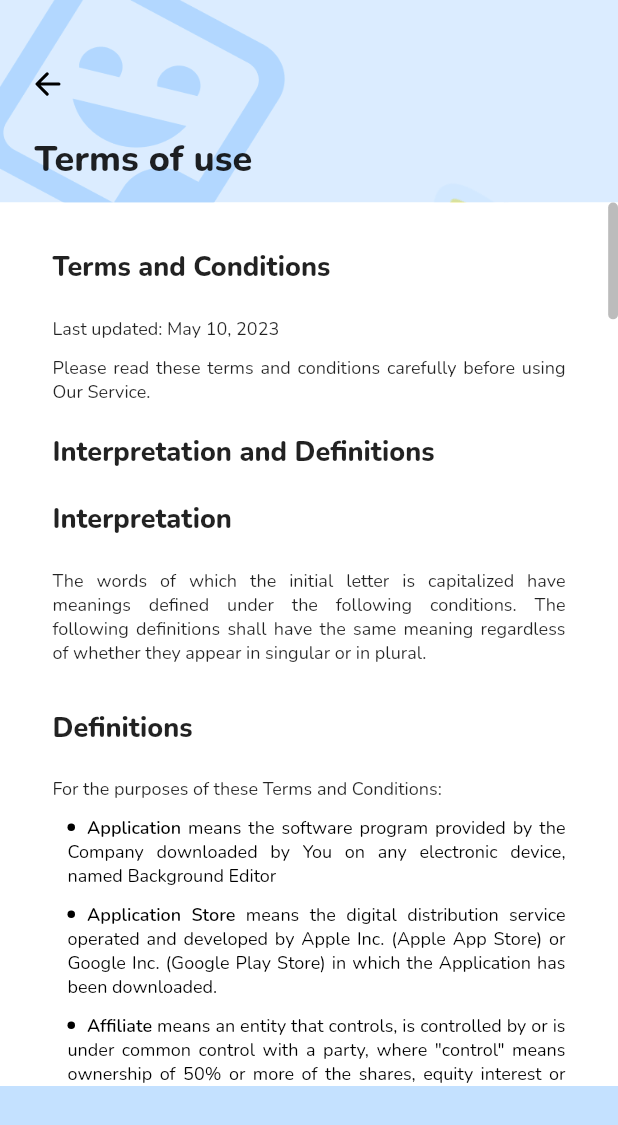
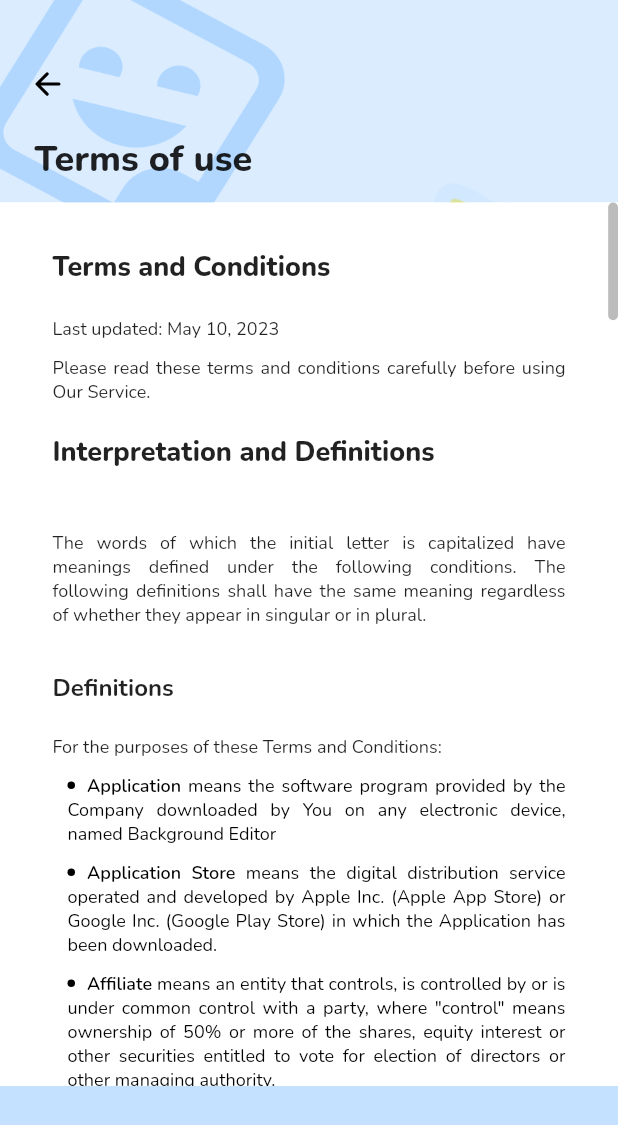
Before and after one commit to thaibach/sticker-maker, a Flutter app: the TermPage screen opened directly, on a phone screen of 412 x 824 dp. Shown: the top 1125 px of the screen. Run offline on Flutter 3.47's test engine with Material 2 defaults, Android fonts, the phone set to English and light mode, and no system bars; our stand-ins replace flutter_bloc, flutter_svg, google_fonts, image_picker, outline_gradient_button and 3 more; missing offline and left inert: dart:ffi; project files that could hold a hidden picture were left out.

Commit message:
final fix term of use

```diff
--- a/lib/l10n/app_en.arb
+++ b/lib/l10n/app_en.arb
@@ -1,3 +1,7 @@
 {
+<<<<<<< HEAD
 
+=======
+
+>>>>>>> 3c81b21b87feab28b50d98e066611f73676ac1ff
 }
--- a/lib/l10n/app_fr.arb
+++ b/lib/l10n/app_fr.arb
@@ -1,3 +1,7 @@
 {
+<<<<<<< HEAD
 
+=======
+
+>>>>>>> 3c81b21b87feab28b50d98e066611f73676ac1ff
 }
--- a/lib/l10n/app_vi.arb
+++ b/lib/l10n/app_vi.arb
@@ -1,3 +1,7 @@
 {
+<<<<<<< HEAD
 
+=======
+
+>>>>>>> 3c81b21b87feab28b50d98e066611f73676ac1ff
 }
--- a/lib/src/views/settings/common/policy_constant.dart
+++ b/lib/src/views/settings/common/policy_constant.dart
@@ -210,7 +210,7 @@ class PolicyConstantTerm {
   static const String content_204 =
       "   Your access to and use of the Service is also conditioned on Your acceptance of and compliance with the Privacy Policy of the Company. Our Privacy Policy describes Our policies and procedures on the collection, use and disclosure of Your personal information when You use the Application or the Website and tells You about Your privacy rights and how the law protects You. Please read Our Privacy Policy carefully before using Our Service.";
   static const String content_200 =
-      "  These are the Terms and Conditions governing the use of this Service and the agreement that operates between You and the Company. These Terms and Conditions set out the rights and obligations of all users regarding the use of the Service.\n";
+      "  These are the Terms and Conditions governing the use of this Service and the agreement that operates between You and the Company. These Terms and Conditions set out the rights and obligations of all users regarding the use of the Service.";
 
   static const String content_300 = "By email: CFITECH-INTES@gmail.com";
 }
--- a/lib/src/views/settings/page/term_page.dart
+++ b/lib/src/views/settings/page/term_page.dart
@@ -95,7 +95,6 @@ class TermPage extends StatelessWidget {
                                     const SizedBox(
                                       height: 10,
                                     ),
-                                    const Text(PolicyConstantTerm.content_002, style: AppStyle.DEFAUlT_LABELBACK),
                                     const SizedBox(
                                       height: 10,
                                     ),
@@ -113,7 +112,7 @@ class TermPage extends StatelessWidget {
                                     const SizedBox(
                                       height: 10,
                                     ),
-                                    const Text(PolicyConstantTerm.content_004, style: AppStyle.DEFAUlT_LABELBACK),
+                                    const Text(PolicyConstantTerm.content_004, style: AppStyle.DEFAUlT_CONTENT),
                                     const SizedBox(
                                       height: 10,
                                     ),
@@ -451,6 +450,9 @@ class TermPage extends StatelessWidget {
                                         textAlign: TextAlign.justify,
                                         PolicyConstantTerm.content_200,
                                         style: AppStyle.DEFAUlT_CONTENT_TEXT),
+                                    const SizedBox(
+                                      height: 10,
+                                    ),
                                     const Text(
                                         textAlign: TextAlign.justify,
                                         PolicyConstantTerm.content_201,
```
